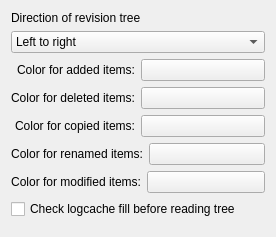
First picture: the form in src/settings/revisiontree_settings.ui, repository KDE/kdesvn, before the edit.
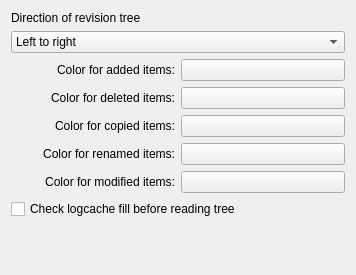
Second picture: the form after the edit. Custom widgets are drawn as their Qt base class.

Diff of the .ui file:
```diff
--- a/src/settings/revisiontree_settings.ui
+++ b/src/settings/revisiontree_settings.ui
@@ -5,8 +5,8 @@
    <rect>
     <x>0</x>
     <y>0</y>
-    <width>276</width>
-    <height>237</height>
+    <width>356</width>
+    <height>275</height>
    </rect>
   </property>
   <property name="windowTitle" >
@@ -204,6 +204,11 @@
    <extends>QPushButton</extends>
    <header>kcolorbutton.h</header>
   </customwidget>
+  <customwidget>
+   <class>KComboBox</class>
+   <extends>QComboBox</extends>
+   <header>kcombobox.h</header>
+  </customwidget>
  </customwidgets>
  <includes>
   <include location="local" >kcolorbutton.h</include>
```
Left out of the diff: 9 changed lines with no effect on the pictures.
